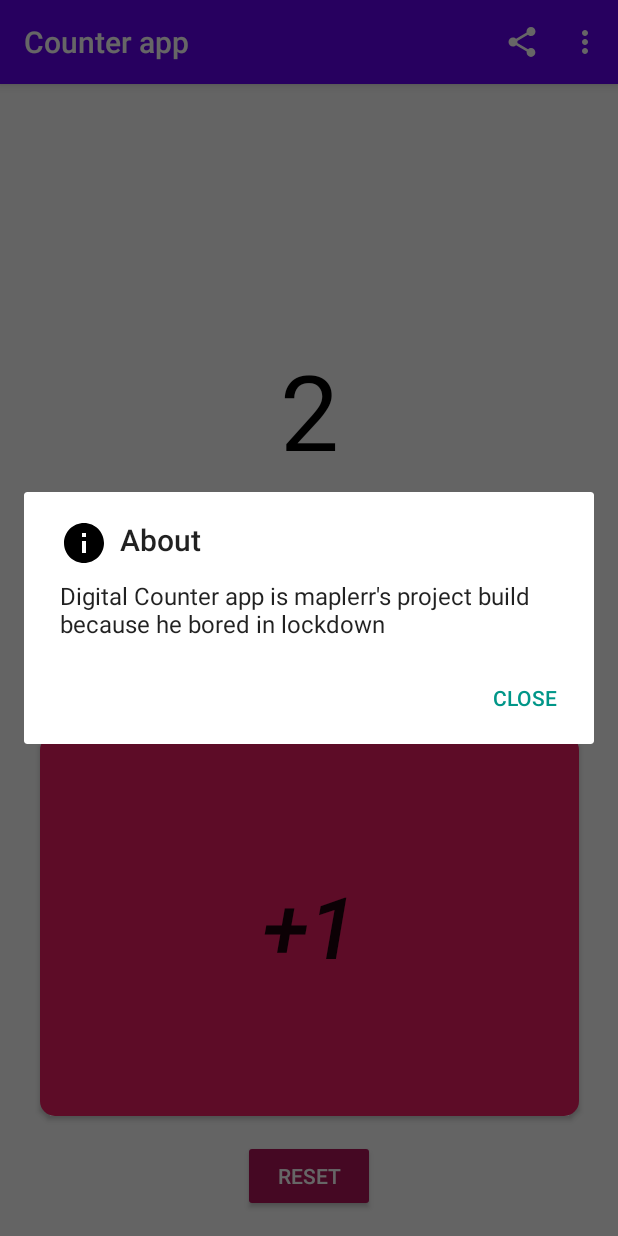
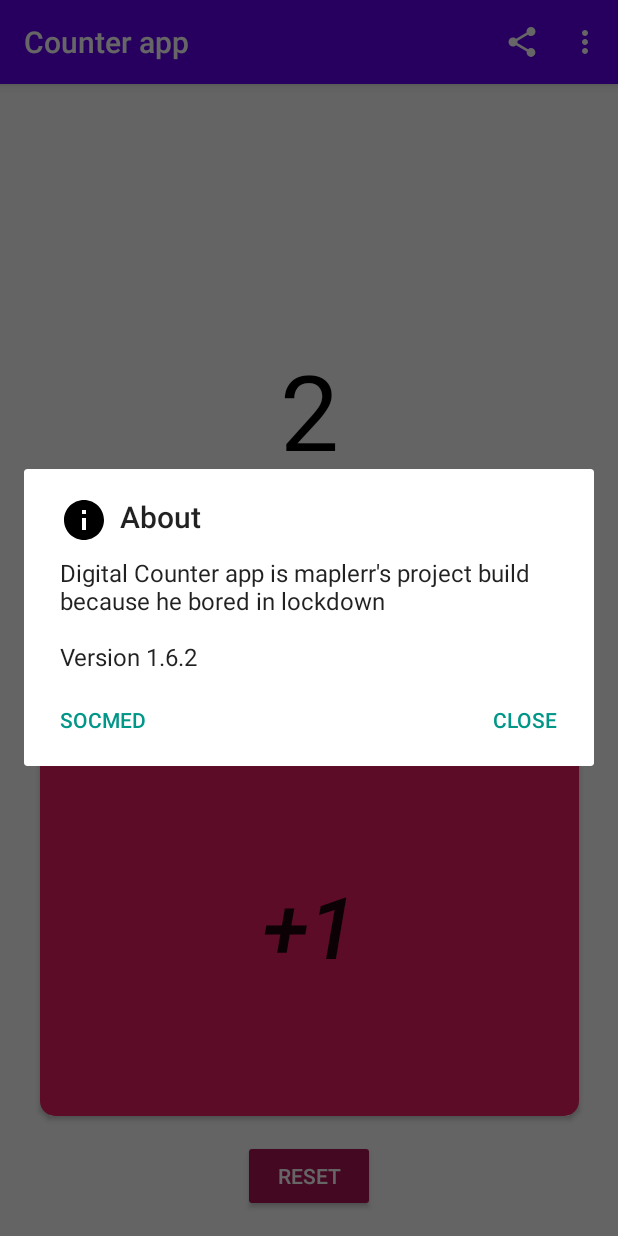
Before and after one commit to iqfareez/Tasbih-Digital-Android, an Android app: the screen it shows after launch (MainActivity), in the options menu, after a tap on "About", on a phone screen of 412 x 824 dp. Run offline under Robolectric (Android 15) with nearby library versions, the phone set to English and light mode, and no system bars.

```diff
--- a/app/src/main/java/com/maplerr/tasbihdigitalandroid/AboutDialog.java
+++ b/app/src/main/java/com/maplerr/tasbihdigitalandroid/AboutDialog.java
@@ -10,6 +10,8 @@ import androidx.annotation.NonNull;
 import androidx.annotation.Nullable;
 import androidx.appcompat.app.AlertDialog;
 import androidx.appcompat.app.AppCompatDialogFragment;
+
+import static com.maplerr.tasbihdigitalandroid.BuildConfig.VERSION_NAME;
 
 public class AboutDialog extends AppCompatDialogFragment {
 
@@ -25,8 +27,15 @@ public class AboutDialog extends AppCompatDialogFragment {
         AlertDialog.Builder builder = new AlertDialog.Builder(getActivity());
         builder.setTitle("About")
                 .setIcon(R.drawable.ic_info)
-                .setMessage("Digital Counter app is maplerr's project build because he bored in lockdown")
-                .setPositiveButton("CLOSE", null);
+                .setMessage("Digital Counter app is maplerr's project build because he bored in lockdown\n\n" +
+                        "Version " + VERSION_NAME)
+                .setPositiveButton("CLOSE", null)
+                .setNeutralButton("SOCMED", new DialogInterface.OnClickListener() {
+                    @Override
+                    public void onClick(DialogInterface dialog, int which) {
+                        ((MainActivity)getActivity()).openWebPage("https://linktr.ee/iqFareez");
+                    }
+                });
 
         return builder.create();
     }
--- a/app/src/main/res/menu/more_action_menu.xml
+++ b/app/src/main/res/menu/more_action_menu.xml
@@ -24,7 +24,7 @@
                 app:showAsAction="never" />
 
             <item android:id="@+id/action_subitem_3"
-                android:title="Open in Google Play"
+                android:title="Open in Google Play..."
                 app:showAsAction="never" />
         </menu>
     </item>
```
Also changed, not shown: app/src/main/java/com/maplerr/tasbihdigitalandroid/MainActivity.java (+38 -7 lines).
